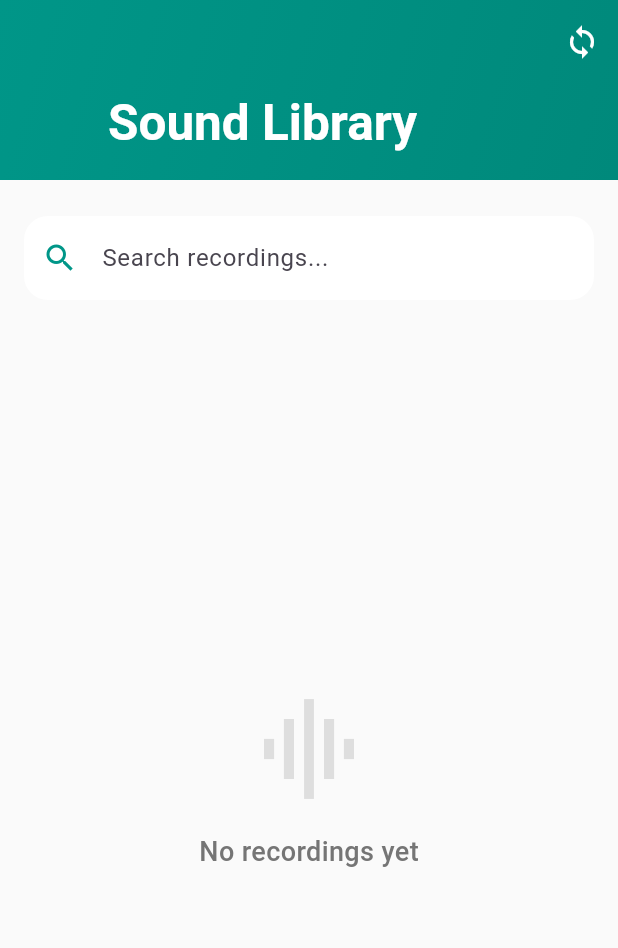
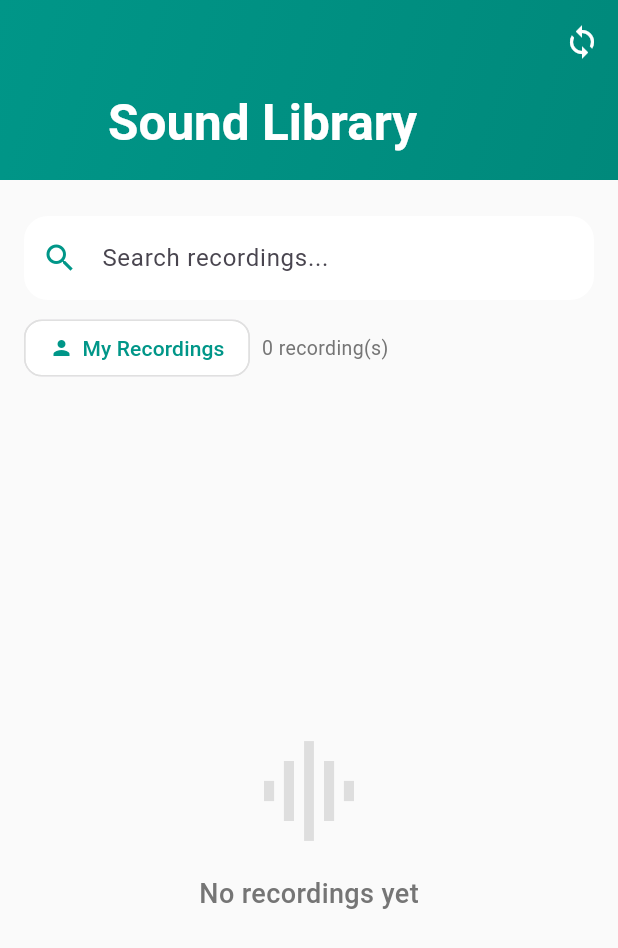
Before and after one commit to project-soundscape/soundscape-ai, a Flutter app: the LibraryView screen opened directly, on a phone screen of 412 x 824 dp. Shown: the top 948 px of the screen. Run offline on Flutter 3.47's test engine with Material 3 defaults, Android fonts, the phone set to English and light mode, and no system bars; our stand-ins replace appwrite, cached_network_image, connectivity_plus, dio, flutter_cache_manager, flutter_compass and 9 more; missing offline and left inert: audio_waveforms, flutter_audio_capture, flutter_sound, flutter_vlc_player, tflite_flutter; accounts and stored records are empty; network calls fail.

Commit message:
Fix bugs and add features v2.0.1
- Fixed confidence display (33000% -> 33%)
- Added re-analyze button for processed recordings
- Fixed Wikipedia API species name parsing (handles underscores + Cyrillic)
- Added user filter in library (My Recordings button)
- Restricted delete to recording owners only
- Fixed recording tips dialog not closing immediately
- Added userId field to Recording model
- Built release APK (216.5MB)

Total: 4 bugs fixed, 2 features added, 8 files modified

```diff
--- a/lib/app/data/models/recording_model.dart
+++ b/lib/app/data/models/recording_model.dart
@@ -14,6 +14,7 @@ class Recording {
   String? notes;
   String? streamUrl;
   Map<String, double>? predictions;
+  String? userId; // Owner of the recording
 
   Recording({
     required this.id,
@@ -29,6 +30,7 @@ class Recording {
     this.notes,
     this.streamUrl,
     this.predictions,
+    this.userId,
   });
 
   Map<String, dynamic> toMap() {
@@ -46,6 +48,7 @@ class Recording {
       'notes': notes,
       'streamUrl': streamUrl,
       'predictions': predictions,
+      'userId': userId,
     };
   }
 
@@ -66,6 +69,7 @@ class Recording {
       predictions: map['predictions'] != null
           ? Map<String, double>.from(map['predictions'])
           : null,
+      userId: map['userId'],
     );
   }
 
--- a/lib/app/data/services/appwrite_service.dart
+++ b/lib/app/data/services/appwrite_service.dart
@@ -97,6 +97,8 @@ class AppwriteService extends GetxService {
     }
   }
 
+  String? get currentUserId => _userId;
+
   Future<void> updateName(String name) async {
     try {
       await account.updateName(name: name);
@@ -151,6 +153,7 @@ class AppwriteService extends GetxService {
           longitude: (data['longitude'] as num?)?.toDouble(),
           status: (data['status'] as String?)?.toLowerCase() ?? 'pending',
           streamUrl: data['streamUrl'] as String?,
+          userId: data['user-id'] as String?, // Store the user ID
         );
 
         try {
@@ -308,6 +311,79 @@ class AppwriteService extends GetxService {
       // 3. Listen for updates
       _listenForAnalysis(doc.$id, recording);
 
+    } catch (e) {
+      _handleUploadError(recording, e.toString());
+    }
+  }
+
+  // Force reanalyze a recording that already has results
+  Future<void> reanalyzeRecording(Recording recording) async {
+    if (_userId == null) {
+      throw Exception("User not authenticated. Please login.");
+    }
+
+    try {
+      // Check if document exists
+      await databases.getDocument(
+        databaseId: databaseId,
+        collectionId: recordingsCollectionId,
+        documentId: recording.id,
+      );
+
+      // Delete existing detection documents for this recording
+      try {
+        final detections = await databases.listDocuments(
+          databaseId: databaseId,
+          collectionId: detectionsCollectionId,
+          queries: [Query.equal('recordings', recording.id)]
+        );
+
+        for (var det in detections.documents) {
+          await databases.deleteDocument(
+            databaseId: databaseId,
+            collectionId: detectionsCollectionId,
+            documentId: det.$id,
+          );
+        }
+      } catch (e) {
+        print("Error deleting old detections: $e");
+      }
+
+      // Reset status to QUEUED to trigger reanalysis
+      await databases.updateDocument(
+        databaseId: databaseId,
+        collectionId: recordingsCollectionId,
+        documentId: recording.id,
+        data: {'status': 'QUEUED'}
+      );
+
+      // Update local recording
+      recording.status = 'uploaded';
+      recording.commonName = null;
+      recording.confidence = null;
+      recording.predictions = null;
+      await Get.find<StorageService>().updateRecording(recording);
+
+      if(Get.context != null) {
+        ScaffoldMessenger.of(Get.context!).showSnackBar(
+          const SnackBar(
+            content: Text("🔄 Re-analyzing recording..."),
+            backgroundColor: Colors.teal,
+            duration: Duration(seconds: 3),
+          )
+        );
+      }
+
+      // Listen for new analysis results
+      _listenForAnalysis(recording.id, recording);
+
+    } on AppwriteException catch (e) {
+      if (e.code == 404) {
+        // Document doesn't exist, call normal upload
+        await uploadRecording(recording);
+      } else {
+        _handleUploadError(recording, e.message ?? e.toString());
+      }
     } catch (e) {
       _handleUploadError(recording, e.toString());
     }
--- a/lib/app/modules/library/controllers/library_controller.dart
+++ b/lib/app/modules/library/controllers/library_controller.dart
@@ -1,4 +1,5 @@
 import 'dart:io';
+import 'package:flutter/material.dart';
 import 'package:get/get.dart';
 import '../../../data/models/recording_model.dart';
 import '../../../data/services/storage_service.dart';
@@ -11,12 +12,31 @@ class LibraryController extends GetxController {
   final recordings = <Recording>[].obs;
   final RxBool isLoading = false.obs;
   final searchQuery = ''.obs;
+  final showOnlyMyRecordings = false.obs; // Filter toggle
 
   List<Recording> get filteredRecordings {
-    if (searchQuery.isEmpty) return recordings;
-    return recordings.where((rec) {
-      return (rec.commonName ?? '').toLowerCase().contains(searchQuery.value.toLowerCase());
-    }).toList();
+    List<Recording> results = recordings.toList();
+
+    // Apply user filter
+    if (showOnlyMyRecordings.value) {
+      final currentUserId = _appwriteService.currentUserId;
+      if (currentUserId != null) {
+        results = results.where((rec) => rec.userId == currentUserId).toList();
+      }
+    }
+
+    // Apply search filter
+    if (searchQuery.isNotEmpty) {
+      results = results.where((rec) {
+        return (rec.commonName ?? '').toLowerCase().contains(searchQuery.value.toLowerCase());
+      }).toList();
+    }
+
+    return results;
+  }
+
+  void toggleUserFilter() {
+    showOnlyMyRecordings.value = !showOnlyMyRecordings.value;
   }
 
   @override
@@ -81,6 +101,19 @@ class LibraryController extends GetxController {
   }
 
   Future<void> deleteRecording(Recording recording) async {
+    // Check if user owns this recording
+    final currentUserId = _appwriteService.currentUserId;
+    if (currentUserId != null && recording.userId != null && recording.userId != currentUserId) {
+      Get.snackbar(
+        'Permission Denied',
+        'You can only delete your own recordings',
+        backgroundColor: Colors.red,
+        colorText: Colors.white,
+        snackPosition: SnackPosition.BOTTOM,
+      );
+      return;
+    }
+
     try {
       // Delete remote first
       await _appwriteService.deleteRecording(recording.id);
--- a/lib/app/modules/library/views/library_view.dart
+++ b/lib/app/modules/library/views/library_view.dart
@@ -46,7 +46,7 @@ class LibraryView extends GetView<LibraryController> {
           ),
           SliverToBoxAdapter(
             child: Padding(
-              padding: const EdgeInsets.fromLTRB(16, 24, 16, 16),
+              padding: const EdgeInsets.fromLTRB(16, 24, 16, 8),
               child: TextField(
                 onChanged: (val) => controller.searchQuery.value = val,
                 decoration: InputDecoration(
@@ -68,6 +68,54 @@ class LibraryView extends GetView<LibraryController> {
                   ),
                   contentPadding: const EdgeInsets.symmetric(horizontal: 20, vertical: 16),
                 ),
+              ),
+            ),
+          ),
+          // Filter button
+          SliverToBoxAdapter(
+            child: Padding(
+              padding: const EdgeInsets.fromLTRB(16, 0, 16, 16),
+              child: Row(
+                children: [
+                  Obx(() => FilterChip(
+                    label: Row(
+                      mainAxisSize: MainAxisSize.min,
+                      children: [
+                        Icon(
+                          Icons.person,
+                          size: 16,
+                          color: controller.showOnlyMyRecordings.value ? Colors.white : Colors.teal,
+                        ),
+                        const SizedBox(width: 6),
+                        Text(
+                          'My Recordings',
+                          style: TextStyle(
+                            color: controller.showOnlyMyRecordings.value ? Colors.white : Colors.teal,
+                          ),
+                        ),
+                      ],
+                    ),
+                    selected: controller.showOnlyMyRecordings.value,
+                    onSelected: (_) => controller.toggleUserFilter(),
+                    selectedColor: Colors.teal,
+                    checkmarkColor: Colors.white,
+                    backgroundColor: isDark ? Colors.grey[800] : Colors.white,
+                    shape: RoundedRectangleBorder(
+                      borderRadius: BorderRadius.circular(12),
+                      side: BorderSide(
+                        color: controller.showOnlyMyRecordings.value ? Colors.teal : Colors.grey.shade300,
+                      ),
+                    ),
+                  )),
+                  const SizedBox(width: 8),
+                  Obx(() => Text(
+                    '${controller.filteredRecordings.length} recording(s)',
+                    style: TextStyle(
+                      color: Colors.grey[600],
+                      fontSize: 13,
+                    ),
+                  )),
+                ],
               ),
             ),
           ),
@@ -264,7 +312,7 @@ class LibraryView extends GetView<LibraryController> {
                                             border: Border.all(color: Colors.green.withOpacity(0.3)),
                                           ),
                                           child: Text(
-                                            "${(recording.confidence! * 100).toInt()}%",
+                                            "${recording.confidence!.toInt()}%",
                                             style: const TextStyle(
                                               fontSize: 11,
                                               fontWeight: FontWeight.bold,
--- a/lib/app/modules/map/views/map_view.dart
+++ b/lib/app/modules/map/views/map_view.dart
@@ -259,7 +259,7 @@ class MapView extends GetView<SoundMapController> {
                                         border: Border.all(color: Colors.green.withOpacity(0.3)),
                                       ),
                                       child: Text(
-                                        "${(rec.confidence! * 100).round()}%",
+                                        "${rec.confidence!.round()}%",
                                         style: TextStyle(
                                           fontSize: 11,
                                           fontWeight: FontWeight.bold,
```
Also changed, not shown: lib/app/modules/details/controllers/details_controller.dart (+14 -0 lines), lib/app/modules/details/views/details_view.dart (+27 -10 lines), lib/app/modules/home/controllers/home_controller.dart (+4 -4 lines), lib/app/modules/splash/controllers/splash_controller.dart (+15 -4 lines), 3 other files.
